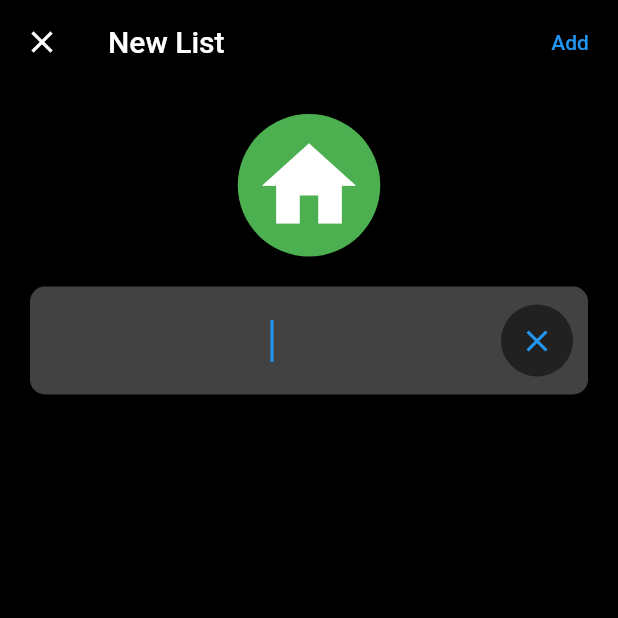
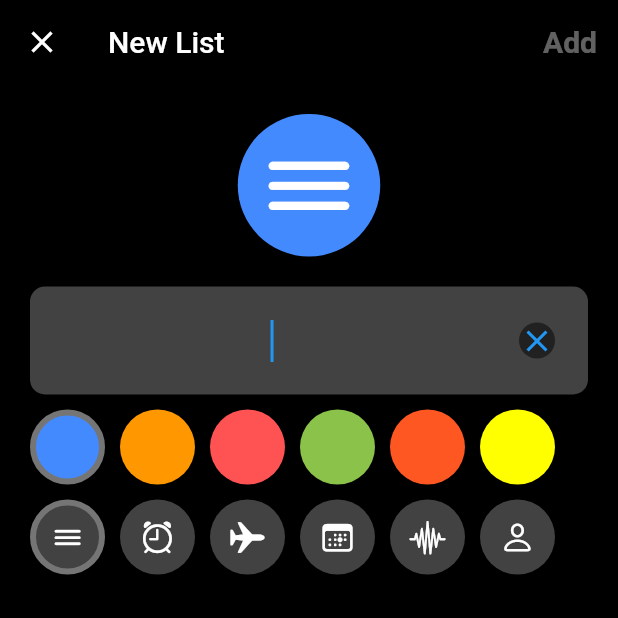
Before and after one commit to jmangefrida/flutter_projects, a Flutter app: the screen it shows after launch, after a tap on "Add List", on a phone screen of 412 x 824 dp, the top half of it. Run offline on Flutter 3.47's test engine with Material 2 defaults, Android fonts, the phone set to English and light mode, and no system bars.

Commit message:
Some more work

```diff
--- a/ios_reminder/lib/common/widgets/category_icon.dart
+++ b/ios_reminder/lib/common/widgets/category_icon.dart
@@ -12,11 +12,12 @@ class CategoryIcon extends StatelessWidget {
   Widget build(BuildContext context) {
     return Container(
       padding: EdgeInsets.all(5),
-      decoration: BoxDecoration(
-        color: bgColor,
-        shape: BoxShape.circle
+      decoration: BoxDecoration(color: bgColor, shape: BoxShape.circle),
+      child: Icon(
+        iconData,
+        size: 30,
+        //color: Colors.white,
       ),
-      child: Icon(iconData, size: 30, color: Colors.white,),
     );
   }
 }
--- a/ios_reminder/lib/main.dart
+++ b/ios_reminder/lib/main.dart
@@ -22,8 +22,21 @@ class App extends StatelessWidget {
         appBarTheme: AppBarTheme(
           color: Colors.black,
         ),
+          iconTheme: IconThemeData(color: Colors.white),
+          accentColor: Colors.white,
+          accentIconTheme: IconThemeData(color: Colors.white),
+          textButtonTheme: TextButtonThemeData(
+            style: TextButton.styleFrom(
+              primary: Colors.blueAccent,
+              textStyle: TextStyle(
+                fontWeight: FontWeight.bold,
+                fontSize: 20
+              )
+            )
+          ),
           brightness: Brightness.dark,
       ),
+
 
     );
   }
--- a/ios_reminder/lib/models/common/custom_color_collection.dart
+++ b/ios_reminder/lib/models/common/custom_color_collection.dart
@@ -1,3 +1,5 @@
+import 'dart:collection';
+
 import 'package:flutter/material.dart';
 
 import 'custom_color.dart';
@@ -12,4 +14,11 @@ class CustomColorCollection{
     CustomColor(id: 'yellow_accent', color: Colors.yellowAccent),
 
   ];
+
+  UnmodifiableListView<CustomColor> get colors=> UnmodifiableListView(_colors);
+
+  CustomColor findColorById(id) {
+    return _colors.firstWhere((customColor) => customColor.id == id);
+  }
+
 }
--- /dev/null
+++ b/ios_reminder/lib/models/common/custom_icon.dart
@@ -0,0 +1,8 @@
+import 'package:flutter/material.dart';
+
+class CustomIcon{
+  String id;
+  IconData icon;
+
+  CustomIcon({required this.id, required this.icon});
+}
--- /dev/null
+++ b/ios_reminder/lib/models/common/custom_icon_collection.dart
@@ -0,0 +1,27 @@
+import 'dart:collection';
+
+import 'package:flutter/cupertino.dart';
+
+import 'custom_icon.dart';
+
+class CustomIconCollection{
+
+  final List<CustomIcon> _icons = [
+    CustomIcon(icon: CupertinoIcons.bars, id: 'bars'),
+    CustomIcon(icon: CupertinoIcons.alarm, id: 'alarm'),
+    CustomIcon(icon: CupertinoIcons.airplane, id: 'airplane'),
+    CustomIcon(icon: CupertinoIcons.calendar_today, id: 'calenar'),
+    CustomIcon(icon: CupertinoIcons.waveform_path, id: 'waveform'),
+    CustomIcon(icon: CupertinoIcons.person, id: 'person')
+  ];
+
+
+  UnmodifiableListView<CustomIcon> get icons => UnmodifiableListView(_icons);
+
+
+  CustomIcon findIconById(id){
+    return _icons.firstWhere((customIcon) => customIcon.id == id);
+  }
+
+
+}
--- a/ios_reminder/lib/screens/add_list/add_list_screen.dart
+++ b/ios_reminder/lib/screens/add_list/add_list_screen.dart
@@ -1,46 +1,153 @@
 import 'package:flutter/material.dart';
+import 'package:ios_reminder/models/common/custom_color.dart';
+import 'package:ios_reminder/models/common/custom_color_collection.dart';
+import 'package:ios_reminder/models/common/custom_icon.dart';
+import 'package:ios_reminder/models/common/custom_icon_collection.dart';
 
 class AddListScreen extends StatefulWidget {
-
   @override
   _AddListScreenState createState() => _AddListScreenState();
 }
 
 class _AddListScreenState extends State<AddListScreen> {
+  CustomColor selectedColor = CustomColorCollection().colors.first;
+  CustomIcon selectedIcon = CustomIconCollection().icons.first;
+
+  TextEditingController _textController = TextEditingController();
+
+  String _listName = '';
+
+  void initState(){
+    super.initState();
+    _textController.addListener(() {
+      //print(textController.text);
+      setState(() {
+        _listName = _textController.text;
+      });
+
+    });
+  }
+
   @override
   Widget build(BuildContext context) {
     return Scaffold(
       appBar: AppBar(
         title: Text('New List'),
         actions: [
-          TextButton(onPressed: (){}, child: Text('Add'),)
+          TextButton(
+            onPressed: _listName.isEmpty? null : () {
+              if (_textController.text.isNotEmpty) {
+                print('add to database');
+              } else {
+                print('Please enter a list name');
+              }
+            },
+            child: Text(
+              'Add',
+              style: TextStyle(
+                  //color: _listName.isEmpty
+                  //    ? Colors.grey
+                  //    : Colors.blueAccent),
+            ),
+          ))
         ],
       ),
-      body: Padding(
-        padding: const EdgeInsets.all(20.0),
+      body: SingleChildScrollView(
+        padding: EdgeInsets.all(20),
         child: Column(
           crossAxisAlignment: CrossAxisAlignment.stretch,
           children: [
             Container(
               padding: EdgeInsets.all(10),
-                decoration: BoxDecoration(shape: BoxShape.circle, color: Colors.green),
-                child: Icon(Icons.home, size: 75,),
+              decoration: BoxDecoration(
+                  shape: BoxShape.circle, color: selectedColor.color),
+              child: Icon(
+                selectedIcon.icon,
+                size: 75,
               ),
-            SizedBox(height: 20,),
+            ),
+            SizedBox(
+              height: 20,
+            ),
             Container(
               padding: EdgeInsets.all(10),
-              decoration: BoxDecoration(color: Theme.of(context).cardColor,
+              decoration: BoxDecoration(
+                  color: Theme.of(context).cardColor,
                   borderRadius: BorderRadius.circular(10)),
               child: TextField(
+                controller: _textController,
                 textAlign: TextAlign.center,
-                autofocus: true, style: Theme.of(context).textTheme.headline5,
+                autofocus: true,
+                style: Theme.of(context).textTheme.headline5,
                 decoration: InputDecoration(
                     border: InputBorder.none,
-                suffixIcon: Container(
-                    decoration: BoxDecoration(shape: BoxShape.circle, color: Theme.of(context).primaryColor),
-                    child: Icon(Icons.clear))
-              ),),
+                    suffixIcon: IconButton(
+                      onPressed: () => _textController.clear(),
+                      icon: Container(
+
+                          decoration: BoxDecoration(
+                              shape: BoxShape.circle,
+                              color: Theme.of(context).primaryColor),
+                          child: Icon(Icons.clear)),
+                    )),
+              ),
+            ),
+            SizedBox(
+              height: 10,
+            ),
+            Wrap(
+              spacing: 10,
+              runSpacing: 10,
+              children: [
+                for (final customColor in CustomColorCollection().colors)
+                  GestureDetector(
+                    onTap: () {
+                      setState(() {
+                        selectedColor = customColor;
+                      });
+                    },
+                    child: Container(
+                      height: 50,
+                      width: 50,
+                      decoration: BoxDecoration(
+                          border: selectedColor.id == customColor.id
+                              ? Border.all(color: Colors.grey[600]!, width: 4)
+                              : null,
+                          color: customColor.color,
+                          shape: BoxShape.circle),
+                    ),
                   )
+              ],
+            ),
+            SizedBox(
+              height: 10,
+            ),
+            Wrap(
+              spacing: 10,
+              runSpacing: 10,
+              children: [
+                for (final customIcon in CustomIconCollection().icons)
+                  GestureDetector(
+                    onTap: () {
+                      setState(() {
+                        selectedIcon = customIcon;
+                      });
+                    },
+                    child: Container(
+                      height: 50,
+                      width: 50,
+                      decoration: BoxDecoration(
+                          border: selectedIcon.id == customIcon.id
+                              ? Border.all(color: Colors.grey[600]!, width: 4)
+                              : null,
+                          color: Theme.of(context).cardColor,
+                          shape: BoxShape.circle),
+                      child: Icon(customIcon.icon),
+                    ),
+                  )
+              ],
+            ),
+
           ],
         ),
       ),
--- a/ios_reminder/lib/screens/home/home_screen.dart
+++ b/ios_reminder/lib/screens/home/home_screen.dart
@@ -39,7 +39,7 @@ class _HomeScreenState extends State<HomeScreen> {
               },
               child: Text(
                 layoutType == 'grid' ? 'Edit' : 'Done',
-                style: TextStyle(color: Colors.white),
+                //style: TextStyle(color: Colors.white),
               ))
         ],
       ),
--- a/ios_reminder/lib/screens/home/widgets/grid_view_items.dart
+++ b/ios_reminder/lib/screens/home/widgets/grid_view_items.dart
@@ -38,9 +38,9 @@ class GridViewItems extends StatelessWidget {
                     Row(
                       mainAxisAlignment:
                       MainAxisAlignment.spaceBetween,
-                      children: [category.icon, Text('0')],
+                      children: [category.icon, Text('0', style: Theme.of(context).textTheme.headline6,)],
                     ),
-                    Text(category.name),
+                    Text(category.name, style: Theme.of(context).textTheme.headline5,),
                   ],
                 ),
               ),
```
Also changed, not shown: ios_reminder/lib/screens/home/grid_view_items.dart (deleted, +0 -46 lines), ios_reminder/pubspec.lock. Lines whose indentation alone changed are shown as unchanged.
